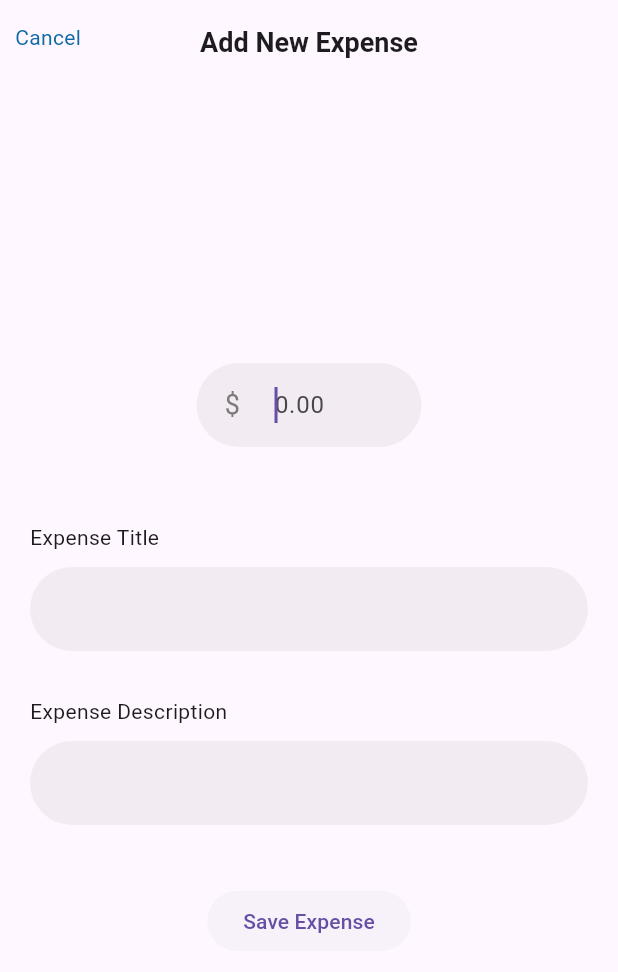
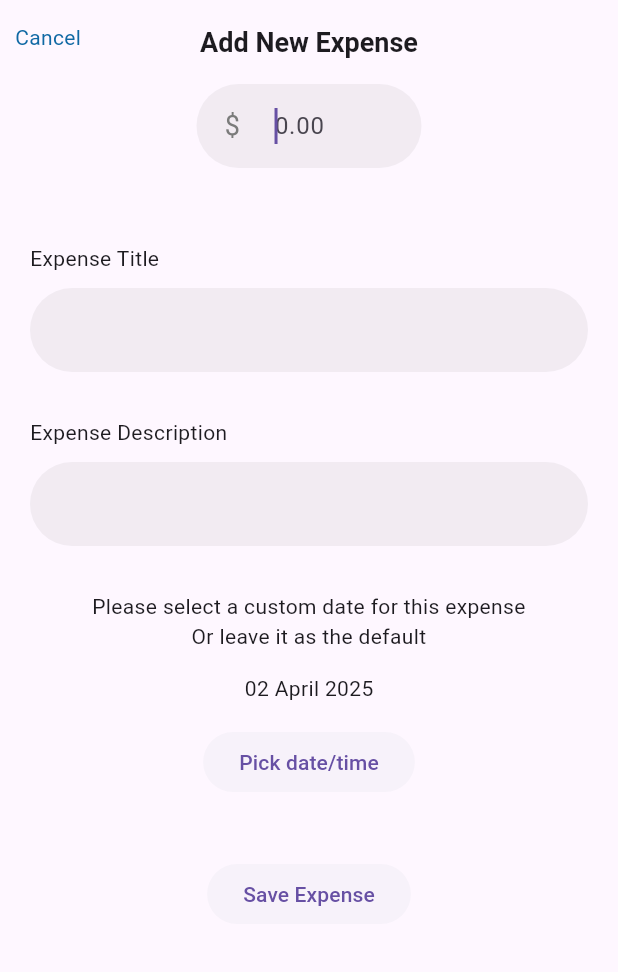
Before and after one commit to ankit-kr-codes/Expen, a Flutter app: the AddExpense screen opened by its route, on a phone screen of 412 x 824 dp. Shown: the top 972 px of the screen. Run offline on Flutter 3.47's test engine with Material 3 defaults, Android fonts, the phone set to English and light mode, and no system bars; our stand-ins replace fl_chart, go_router, hive_flutter, package_info_plus, shared_preferences; missing offline and left inert: flutter_material_pickers; accounts and stored records are empty.

Commit message:
added user-added-date

```diff
--- a/lib/pages/add_expense.dart
+++ b/lib/pages/add_expense.dart
@@ -4,6 +4,7 @@ import 'package:expen/provider/currency_provider.dart';
 import 'package:flutter/material.dart';
 import 'package:go_router/go_router.dart';
 import 'package:provider/provider.dart';
+import 'package:intl/intl.dart';
 
 class AddExpense extends StatefulWidget {
   const AddExpense({super.key});
@@ -24,6 +25,23 @@ class _AddExpenseState extends State<AddExpense> {
     borderSide: BorderSide.none,
   );
 
+  //NEW - DEV AIDAN H -
+  DateTime todaysDate = DateTime.now(); //PULLING THE DATETIME FOR DISPLAY
+  DateTime? selectedDate; //SETTING VAR FOR DATE SELECTOR
+
+  Future<void> _selectDate() async {
+    final DateTime? pickedDate = await showDatePicker(
+      context: context,
+      initialDate: DateTime.now(),
+      firstDate: DateTime(todaysDate.year, todaysDate.month-1, todaysDate.day),
+      lastDate: DateTime.now(),
+    );
+
+    setState(() {
+      selectedDate = pickedDate;
+    });
+  }
+
   @override
   Widget build(BuildContext context) {
     //Provider
@@ -31,6 +49,8 @@ class _AddExpenseState extends State<AddExpense> {
     var currencyProvider = Provider.of<CurrencyProvider>(context);
 
     return Scaffold(
+      //NEW - DEV AIDAN H - MAKES THE UI SCROLLABLE TO FIX SCREEN OVERFLOW
+      resizeToAvoidBottomInset: false,
       appBar: AppBar(
         leading: GestureDetector(
           onTap: () => context.pop(),
@@ -46,7 +66,8 @@ class _AddExpenseState extends State<AddExpense> {
           style: TextStyle(fontSize: 18, fontWeight: FontWeight.bold),
         ),
       ),
-      body: Padding(
+      body: SingleChildScrollView( //NEW - DEV AIDAN H - MAKES THE UI SCROLLABLE TO FIX SCREEN OVERFLOW
+        child: Padding(
           padding: const EdgeInsets.symmetric(horizontal: 20),
           child: Column(
             mainAxisAlignment: MainAxisAlignment.center,
@@ -123,6 +144,29 @@ class _AddExpenseState extends State<AddExpense> {
                   hoverColor: AppColors.transparent,
                 ),
               ),
+              const SizedBox(height: 30),
+              //NEW - DEV AIDAN H - ALLOW USER TO SELECT DATE
+              Column(
+                mainAxisAlignment: MainAxisAlignment.center,
+                children: [
+                  const Text("Please select a custom date for this expense\nOr leave it as the default", textAlign: TextAlign.center,),
+                  const SizedBox(height: 15),
+                  Text(
+                    selectedDate != null
+                      ? DateFormat('dd MMMM yyyy').format(selectedDate!)
+                      : DateFormat('dd MMMM yyyy').format(todaysDate),
+                  ),
+                  const SizedBox(height: 15),
+                  ElevatedButton(
+                    onPressed: _selectDate,
+                    style: ButtonStyle(
+                      elevation: const WidgetStatePropertyAll(0),
+                      overlayColor: WidgetStatePropertyAll(AppColors.transparent),
+                    ),
+                    child: const Text("Pick date/time")
+                  ),
+                ],
+              ),
               const SizedBox(height: 40),
 
               //Saving expense data
@@ -136,7 +180,8 @@ class _AddExpenseState extends State<AddExpense> {
                     String subtitle = subTitleController.text;
 
                     if (amount != null) {
-                    amountProvider.addAmount(title, subtitle, amount);
+                      selectedDate ??= todaysDate;
+                      amountProvider.addAmount(title, subtitle, amount, selectedDate!); //NEW - DEV AIDAN H - PASSING NEW DATE TO PROVIDER
                       context.pop();
                       //User will go to home screen and get a dialog box to notify that expense is added
                       showDialog<String>(
@@ -189,6 +234,7 @@ class _AddExpenseState extends State<AddExpense> {
             ],
           ),
         ),
+      ),
     );
   }
 }
```
Also changed, not shown: lib/provider/amount_provider.dart (+10 -4 lines). Lines whose indentation alone changed are shown as unchanged.
